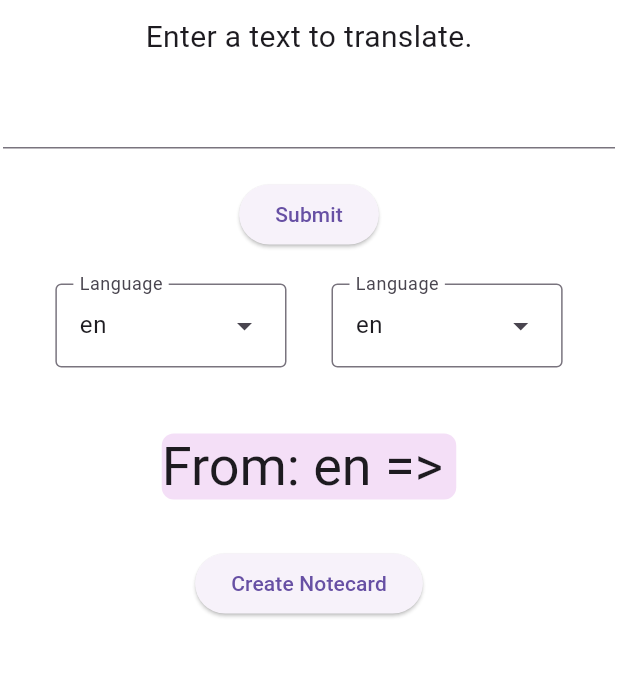
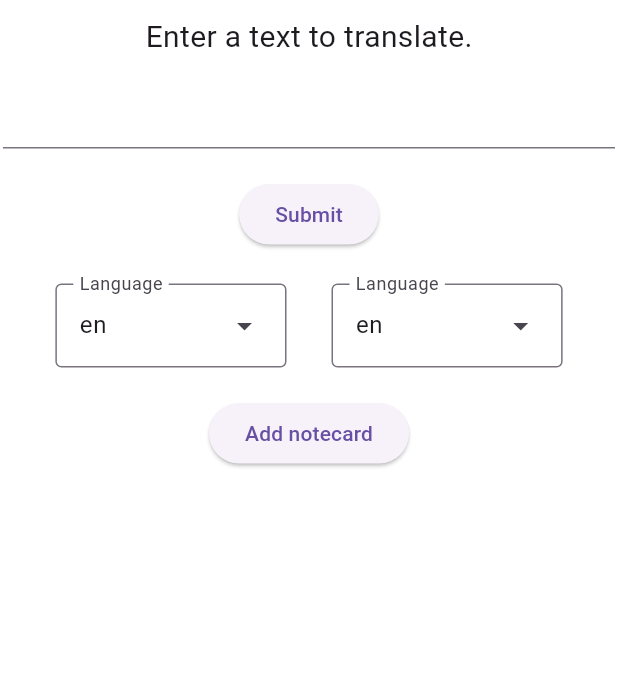
Before and after one commit to YizhakTime/CSCI490, a Flutter app: the Translatepage screen opened directly, on a phone screen of 412 x 824 dp, the part 84-761 px from its top. Run offline on Flutter 3.47's test engine with Material 3 defaults, Android fonts, the phone set to English and light mode, and no system bars; drawn by our look-alikes of flip_card; our stand-ins replace camera, firebase_auth, firebase_core, flutter_speed_dial, image_picker; missing offline and left inert: firebase_ui_auth, firebase_ui_oauth_google, flutter_vision, simplytranslate; accounts and stored records are empty.

Commit message:
Can add flashcards

```diff
--- a/app1/lib/translate.dart
+++ b/app1/lib/translate.dart
@@ -104,6 +104,16 @@ class MyProvider with ChangeNotifier {
 
   void test2(LanguageLabel val) {
     _option2 = val;
+    notifyListeners();
+  }
+}
+
+class InputFlag extends ChangeNotifier {
+  bool _flag = false;
+  bool get theFlag => _flag;
+
+  set flagState(bool myFlag) {
+    _flag = myFlag;
     notifyListeners();
   }
 }
@@ -228,6 +238,8 @@ class MyFormState extends State<MyForm> {
     final testProvider = Provider.of<MyProvider>(context, listen: false);
     final formProvider =
         Provider.of<TranslationProvider>(context, listen: false);
+    final flagProvider = Provider.of<InputFlag>(context, listen: false);
+
     // Future<void> sendTranslation(String mytranslation) async {
     //   setState(() {
     //     output = mytranslation;
@@ -262,6 +274,7 @@ class MyFormState extends State<MyForm> {
                   onPressed: () {
                     // Validate returns true if the form is valid, or false otherwise.
                     if (_key.currentState!.validate()) {
+                      flagProvider.flagState = true;
                       FocusManager.instance.primaryFocus?.unfocus();
                       //edit()->user story
                       //text wrapping
@@ -307,21 +320,52 @@ Future<String> translate(String mytext, String option, String output) async {
   //using Googletranslate:
 }
 
-class Test extends StatelessWidget {
-  final String name;
-  const Test({
-    super.key,
-    this.name = "",
-  });
+class Addnotecard extends StatefulWidget {
+  const Addnotecard({super.key});
+
+  @override
+  State<Addnotecard> createState() => _AddnotecardState();
+}
+
+class _AddnotecardState extends State<Addnotecard> {
+  List<Notecard> list = [];
+  void addNoteCard() {
+    setState(() {
+      list.add(const Notecard());
+    });
+  }
 
   @override
   Widget build(BuildContext context) {
-    return Text(name);
+    final provider = Provider.of<InputFlag>(context, listen: true);
+    return Column(
+      children: [
+        ElevatedButton(
+            onPressed: () {
+              if (provider.theFlag) {
+                print(provider.theFlag);
+                addNoteCard();
+              } else {
+                const Text("Enter a translation");
+              }
+              // print(list.length);
+            },
+            child: const Text("Add notecard")),
+        ListView.builder(
+            scrollDirection: Axis.vertical,
+            shrinkWrap: true,
+            padding: const EdgeInsets.all(8),
+            itemCount: list.length,
+            itemBuilder: (BuildContext context, int index) {
+              return list[index];
+            }),
+      ],
+    );
   }
 }
 
 class Translatepage extends StatelessWidget {
-  final List<Test> list;
+  final List<Notecard> list;
   const Translatepage({
     super.key,
     this.list = const [],
@@ -336,7 +380,8 @@ class Translatepage extends StatelessWidget {
         //   create: (context) => TranslationProvider(),
         //   update: (_, myModel, myNotifier) => myNotifier!..update(myModel),
         // )
-        ChangeNotifierProvider(create: (context) => TranslationProvider())
+        ChangeNotifierProvider(create: (context) => TranslationProvider()),
+        ChangeNotifierProvider(create: (context) => InputFlag())
       ],
       child: GestureDetector(
         onTap: () => FocusManager.instance.primaryFocus?.unfocus(),
@@ -349,7 +394,7 @@ class Translatepage extends StatelessWidget {
                   style: TextStyle(
                       color: Colors.white, fontWeight: FontWeight.bold),
                 )),
-            body: SingleChildScrollView(
+            body: const SingleChildScrollView(
               child: Column(children: [
                 // ElevatedButton(
                 //   child: const Text("Go back"),
@@ -358,7 +403,7 @@ class Translatepage extends StatelessWidget {
                 //     Navigator.pop(context);
                 //   },
                 // ),
-                const Padding(
+                Padding(
                   padding: EdgeInsets.all(10.0),
                   child: Text(
                     "Enter a text to translate.",
@@ -368,24 +413,24 @@ class Translatepage extends StatelessWidget {
                     ),
                   ),
                 ),
-                const MyForm(),
-                const Dropdown(),
-                const Notecard(),
+                MyForm(),
+                Dropdown(),
+                SizedBox(
+                  height: 20,
+                ),
+                Addnotecard(),
                 // const Notecard(),
-
-                Padding(
-                  padding: const EdgeInsets.all(8.0),
-                  child: Container(
-                    alignment: Alignment.bottomCenter,
-                    child: ElevatedButton(
-                        onPressed: () {
-                          print(list);
-                          // list.add(const Test());
-                          // list.add(const Notecard());
-                        },
-                        child: const Text("Create Notecard")),
-                  ),
-                ),
+                // Padding(
+                //   padding: const EdgeInsets.all(8.0),
+                //   child: Container(
+                //     alignment: Alignment.bottomCenter,
+                //     child: ElevatedButton(
+                //         onPressed: () {
+                //           list.add(const Notecard());
+                //         },
+                //         child: const Text("Create Notecard")),
+                //   ),
+                // ),
               ]),
             )),
       ),
```
Also changed, not shown: app1/lib/camera.dart (+13 -14 lines).
